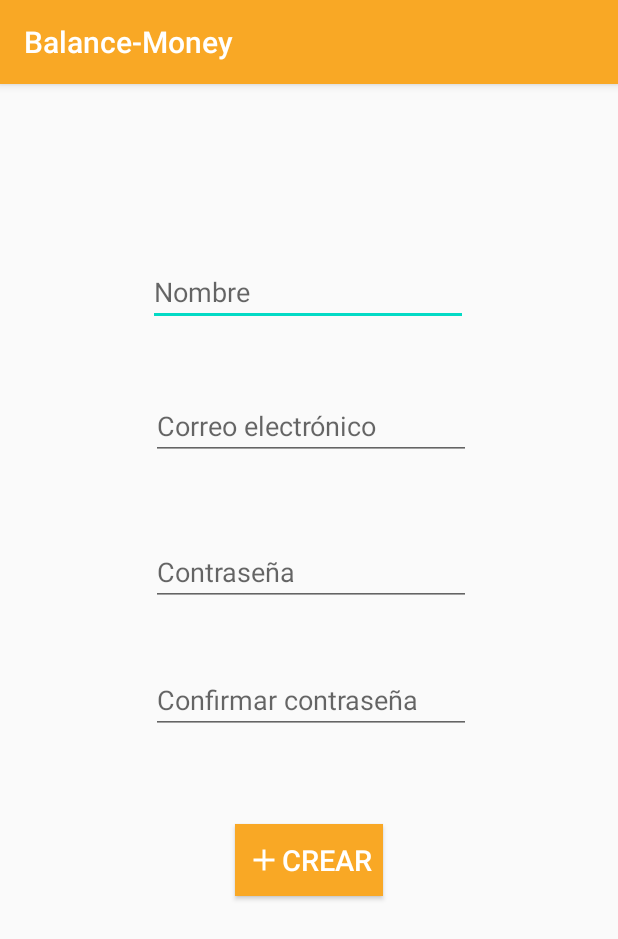
After one commit to alegonzalez/balance_money, an Android app: the CreateAccountActivity screen opened directly, with no data from a screen before it, on a phone screen of 412 x 824 dp. The commit adds this screen. Shown: the top 939 px of the screen. Run offline under Robolectric (Android 15) with nearby library versions, the phone set to English and light mode, and no system bars; our stand-ins replace Firebase (no records; nobody signed in at launch, a user with empty details on screens opened directly); libraries missing offline, so code that uses them is left out: com.blogspot.atifsoftwares.

Commit message:
Authentication with email and password, also in database of firebase is storage name,email,password, for password I am using MD5 to encrypt.

```diff
--- a/balance_money/app/build.gradle
+++ b/balance_money/app/build.gradle
@@ -35,6 +35,7 @@ dependencies {
     implementation 'androidx.core:core-ktx:1.1.0'
     implementation 'androidx.appcompat:appcompat:1.1.0'
     implementation 'androidx.constraintlayout:constraintlayout:1.1.3'
+    implementation 'com.google.android.material:material:1.1.0'
     testImplementation 'junit:junit:4.12'
     androidTestImplementation 'androidx.test.ext:junit:1.1.1'
     androidTestImplementation 'androidx.test.espresso:espresso-core:3.2.0'
@@ -45,4 +46,5 @@ dependencies {
     implementation 'com.github.mohammadatif:Animatoo:master'
 
 
+
 }
--- a/balance_money/app/src/main/AndroidManifest.xml
+++ b/balance_money/app/src/main/AndroidManifest.xml
@@ -11,9 +11,11 @@
         android:roundIcon="@mipmap/balance_money_round"
         android:supportsRtl="true"
         android:theme="@style/AppTheme">
-        <activity android:name=".MenuActivity"></activity>
+        <activity android:name=".CreateAccountActivity"></activity>
+        <activity android:name=".MenuActivity" />
         <activity android:name=".LoginActivity" />
-        <activity android:name=".MainActivity"
+        <activity
+            android:name=".MainActivity"
             android:theme="@style/Theme.AppCompat.NoActionBar">
             <intent-filter>
                 <action android:name="android.intent.action.MAIN" />
--- /dev/null
+++ b/balance_money/app/src/main/res/drawable/add.xml
@@ -0,0 +1,5 @@
+<vector android:height="24dp" android:tint="#FFFFFF"
+    android:viewportHeight="24" android:viewportWidth="24"
+    android:width="24dp" xmlns:android="http://schemas.android.com/apk/res/android">
+    <path android:fillColor="@android:color/white" android:pathData="M19,13h-6v6h-2v-6H5v-2h6V5h2v6h6v2z"/>
+</vector>
--- /dev/null
+++ b/balance_money/app/src/main/res/layout/activity_create_account.xml
@@ -0,0 +1,85 @@
+<?xml version="1.0" encoding="utf-8"?>
+<androidx.constraintlayout.widget.ConstraintLayout xmlns:android="http://schemas.android.com/apk/res/android"
+    xmlns:app="http://schemas.android.com/apk/res-auto"
+    xmlns:tools="http://schemas.android.com/tools"
+    android:layout_width="match_parent"
+    android:layout_height="match_parent"
+    tools:context=".CreateAccountActivity">
+
+    <EditText
+        android:id="@+id/txtName"
+        android:layout_width="wrap_content"
+        android:layout_height="wrap_content"
+        android:layout_marginTop="116dp"
+        android:ems="10"
+        android:inputType="textPersonName"
+       android:hint="@string/field_name_create_account"
+        app:layout_constraintEnd_toEndOf="parent"
+        app:layout_constraintHorizontal_bias="0.497"
+        app:layout_constraintStart_toStartOf="parent"
+        app:layout_constraintTop_toTopOf="parent" />
+
+    <EditText
+        android:id="@+id/txtEmail"
+        android:layout_width="wrap_content"
+        android:layout_height="wrap_content"
+        android:layout_marginTop="44dp"
+        android:ems="10"
+        android:inputType="textEmailAddress"
+        android:hint="@string/field_email_create_account"
+        app:layout_constraintEnd_toEndOf="parent"
+        app:layout_constraintHorizontal_bias="0.507"
+        app:layout_constraintStart_toStartOf="parent"
+        app:layout_constraintTop_toBottomOf="@+id/txtName" />
+
+    <EditText
+        android:id="@+id/txtPassword"
+        android:layout_width="wrap_content"
+        android:layout_height="wrap_content"
+        android:layout_marginTop="52dp"
+        android:ems="10"
+        android:inputType="textPassword"
+        android:hint="@string/field_password_create_account"
+        app:layout_constraintEnd_toEndOf="parent"
+        app:layout_constraintHorizontal_bias="0.507"
+        app:layout_constraintStart_toStartOf="parent"
+        app:layout_constraintTop_toBottomOf="@+id/txtEmail" />
+
+    <EditText
+        android:id="@+id/txtConfirmPassword"
+        android:layout_width="wrap_content"
+        android:layout_height="wrap_content"
+        android:layout_marginTop="40dp"
+        android:ems="10"
+        android:inputType="textPassword"
+       android:hint="@string/field__confirm_password_create_account"
+        app:layout_constraintEnd_toEndOf="parent"
+        app:layout_constraintHorizontal_bias="0.507"
+        app:layout_constraintStart_toStartOf="parent"
+        app:layout_constraintTop_toBottomOf="@+id/txtPassword" />
+
+    <Button
+        android:id="@+id/btnCrearNewAccount"
+        android:layout_width="wrap_content"
+        android:layout_height="wrap_content"
+        android:layout_marginTop="60dp"
+        android:background="@color/colorPrimary"
+        android:drawableLeft="@drawable/add"
+        android:padding="7dp"
+        android:text="Crear"
+        android:textColor="@color/colorLetter"
+        android:textSize="19dp"
+        app:layout_constraintEnd_toEndOf="parent"
+        app:layout_constraintStart_toStartOf="parent"
+        app:layout_constraintTop_toBottomOf="@+id/txtConfirmPassword" />
+
+    <ProgressBar
+        android:id="@+id/progressBar"
+        android:layout_width="wrap_content"
+        android:layout_height="wrap_content"
+        android:visibility="gone"
+        app:layout_constraintBottom_toBottomOf="parent"
+        app:layout_constraintEnd_toEndOf="parent"
+        app:layout_constraintStart_toStartOf="parent"
+        app:layout_constraintTop_toBottomOf="@+id/btnCrearNewAccount" />
+</androidx.constraintlayout.widget.ConstraintLayout>
--- a/balance_money/app/src/main/res/values/strings.xml
+++ b/balance_money/app/src/main/res/values/strings.xml
@@ -1,8 +1,15 @@
 <resources>
+    <!-- Login activity-->
     <string name="app_name">Balance-Money</string>
     <string name="hint_email">Correo electrónico</string>
     <string name="hint_password">Contraseña</string>
     <string name="button_login">Ingresar</string>
+    <string name="create_account">Crear cuenta</string>
     <string name="facebook_app_id">2642299346088713</string>
     <string name="fb_login_protocol_scheme">fb2642299346088713</string>
+    <!-- Create new account -->
+    <string name="field_name_create_account">Nombre</string>
+    <string name="field_email_create_account">Correo electrónico</string>
+    <string name="field_password_create_account">Contraseña</string>
+    <string name="field__confirm_password_create_account">Confirmar contraseña</string>
 </resources>
```
Also changed, not shown: balance_money/app/src/main/java/com/ale/balance_money/CreateAccountActivity.kt (added, +97 -0 lines), balance_money/app/src/main/java/com/ale/balance_money/LoginActivity.kt (+43 -2 lines), balance_money/app/src/main/java/com/ale/balance_money/MainActivity.kt (+7 -5 lines), balance_money/app/src/main/java/com/ale/balance_money/Person.kt (+42 -16 lines), balance_money/app/src/main/res/layout/activity_login.xml (+18 -0 lines), 1 other file.
